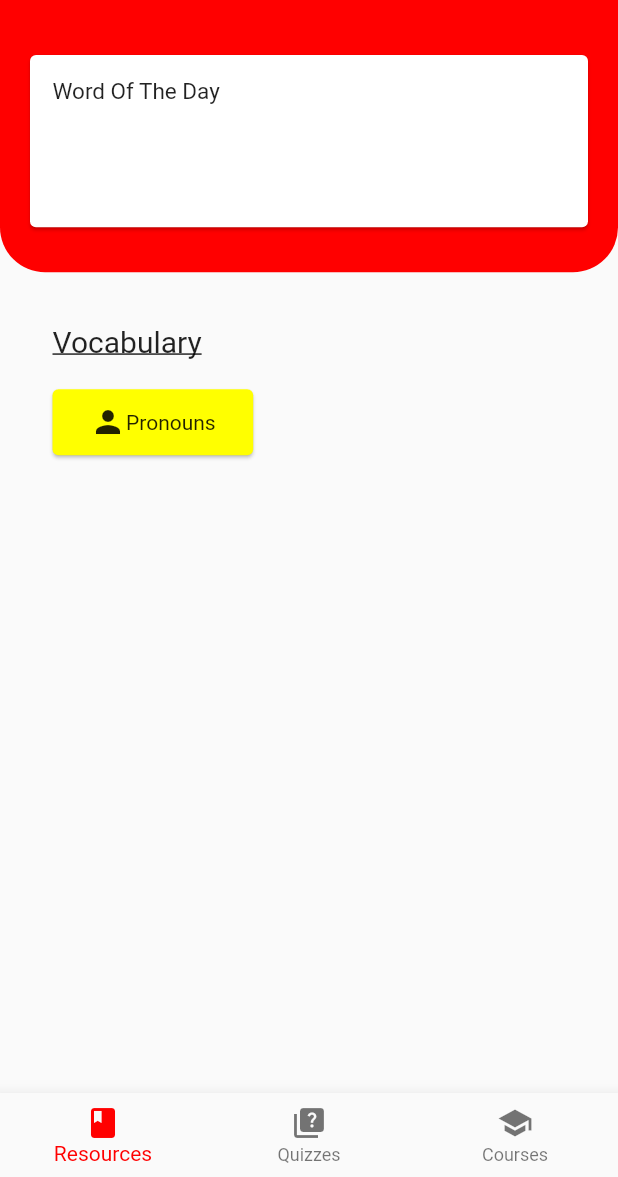
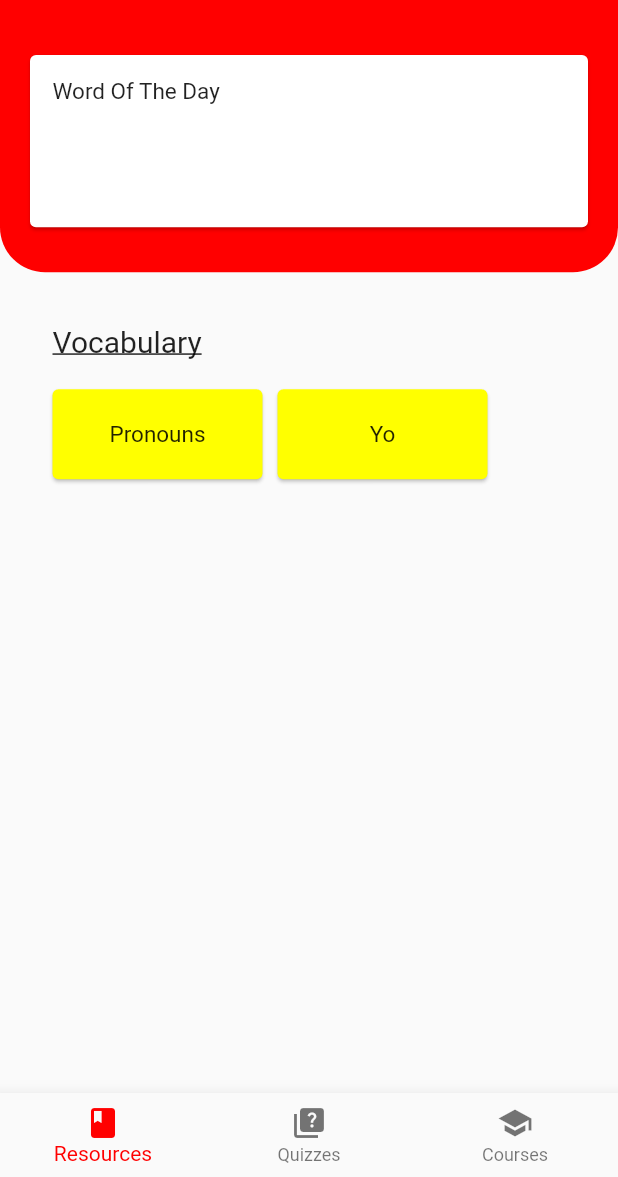
Before and after one commit to PrajwalMReddy/KannadaDisco, a Flutter app: the screen it shows after launch, on a phone screen of 412 x 824 dp, the part 59-1236 px from its top. Run offline on Flutter 3.47's test engine with Material 2 defaults, Android fonts, the phone set to English and light mode, and no system bars.

Commit message:
Make The Code More Reusable

```diff
--- a/lib/main.dart
+++ b/lib/main.dart
@@ -3,7 +3,7 @@ import 'package:flutter/material.dart';
 import 'package:kannada_disco/screen//home.dart';
 import 'package:kannada_disco/screen/loading.dart';
 import 'package:kannada_disco/screen/about.dart';
-import 'package:kannada_disco/screen/resources/pronoun_resource_page.dart';
+import 'package:kannada_disco/screen/resource/vocabulary.dart';
 
 void main() => runApp(
   MaterialApp(
@@ -14,7 +14,7 @@ void main() => runApp(
       '/about': (context) => const About(),
 
       // Resources
-      '/resources/pronouns': (context) => const PronounResourcePage(),
+      '/res/vocabulary': (context) => Vocabulary(),
     },
   ),
 );
--- a/lib/screen/home.dart
+++ b/lib/screen/home.dart
@@ -86,6 +86,36 @@ class HomeBody extends StatelessWidget {
   }
 }
 
+// TODO Finish The Word Of The Day Card
+class WordOfTheDay extends StatelessWidget {
+  const WordOfTheDay({
+    Key? key,
+  }) : super(key: key);
+
+  @override
+  Widget build(BuildContext context) {
+    return Card(
+      margin: const EdgeInsets.fromLTRB(20.0, 20.0, 20.0, 30.0),
+      child: Column(
+        children: const [
+          Padding(
+            padding: EdgeInsets.fromLTRB(15.0, 15.0, 0.0, 0.0),
+            child: Align(
+              alignment: Alignment.topLeft,
+              child: Text(
+                "Word Of The Day",
+                style: TextStyle(
+                  fontSize: 15.0,
+                ),
+              ),
+            ),
+          ),
+        ],
+      ),
+    );
+  }
+}
+
 class Resources extends StatelessWidget {
   const Resources({
     Key? key,
@@ -124,27 +154,9 @@ class VocabularyResources extends StatelessWidget {
           ),
         ),
         Row(
-          children: [
-            GestureDetector(
-              onTap: () => {
-                Navigator.pushNamed(context, "/resources/pronouns")
-              },
-              child: Card(
-                margin: const EdgeInsets.fromLTRB(0.0, 20.0, 10.0, 20.0),
-                color: kannadaYellow,
-                child: Padding(
-                  padding: const EdgeInsets.fromLTRB(25.0, 10.0, 25.0, 10.0),
-                  child: Center(
-                      child: Row(
-                        children: const [
-                          Icon(Icons.person),
-                          Text("Pronouns"),
-                        ],
-                      ),
-                  ),
-                ),
-              ),
-            ),
+          children: const [
+            VocabularyResourceCard(topic: "pronouns"),
+            VocabularyResourceCard(topic: "yo"),
           ],
         ),
       ],
@@ -152,31 +164,37 @@ class VocabularyResources extends StatelessWidget {
   }
 }
 
-// TODO Finish The Word Of The Day Card
-class WordOfTheDay extends StatelessWidget {
-  const WordOfTheDay({
-    Key? key,
-  }) : super(key: key);
+class VocabularyResourceCard extends StatelessWidget {
+  final String topic;
+
+  const VocabularyResourceCard({Key? key, required this.topic}) : super(key: key);
 
   @override
   Widget build(BuildContext context) {
-    return Card(
-      margin: const EdgeInsets.fromLTRB(20.0, 20.0, 20.0, 30.0),
-      child: Column(
-        children: const [
-          Padding(
-            padding: EdgeInsets.fromLTRB(15.0, 15.0, 0.0, 0.0),
-            child: Align(
-              alignment: Alignment.topLeft,
-              child: Text(
-                "Word Of The Day",
-                style: TextStyle(
-                  fontSize: 15.0,
-                ),
-              ),
+    return GestureDetector(
+      onTap: () => {
+        Navigator.pushNamed(context, "/res/vocabulary", arguments: {
+          "topic": topic,
+        })
+      },
+      child: SizedBox(
+        height: 100.0,
+        width: 150.0,
+        child: Card(
+          margin: const EdgeInsets.fromLTRB(0.0, 20.0, 10.0, 20.0),
+          color: kannadaYellow,
+          child: Padding(
+            padding: const EdgeInsets.all(8.0),
+            child: Center(
+                child: Text(
+                  "${topic[0].toUpperCase()}${topic.substring(1).toLowerCase()}",
+                  style: const TextStyle(
+                    fontSize: 15.0,
+                  ),
+                )
             ),
           ),
-        ],
+        ),
       ),
     );
   }
--- a/pubspec.yaml
+++ b/pubspec.yaml
@@ -53,6 +53,8 @@ dev_dependencies:
 
 # The following section is specific to Flutter packages.
 flutter:
+  assets:
+    - res/vocab/pronouns.json
 
   # The following line ensures that the Material Icons font is
   # included with your application, so that you can use the icons in
```
Also changed, not shown: lib/screen/resource/vocabulary.dart (added, +98 -0 lines), lib/screen/resources/pronoun_resource_page.dart (deleted, +0 -67 lines), res/vocab/pronouns.json (added, +37 -0 lines).
